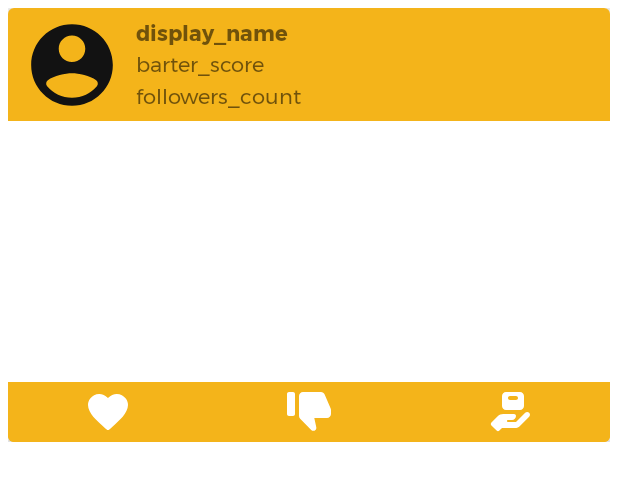
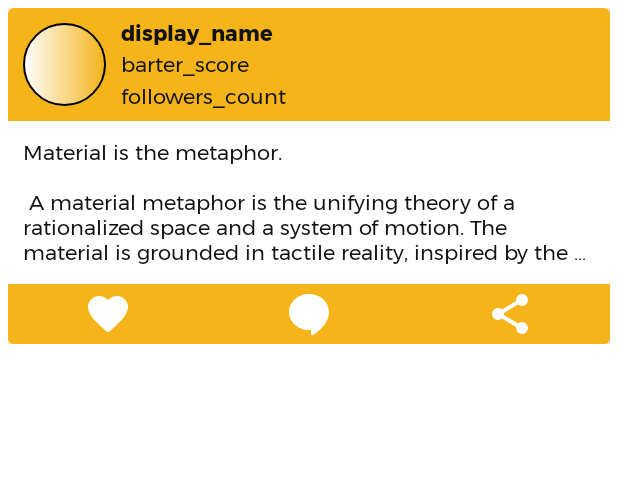
Before and after one commit to hmcldryl/BarterTayo, an Android app: the layout userpost_layout.xml on its own in the app's theme, with its tools: preview values and no code run, on a phone screen of 412 x 824 dp. Shown: the top 481 px of the screen. Run offline under Robolectric (Android 15) with nearby library versions, the phone set to English and light mode, and no system bars.

Commit message:
More layout changes.

```diff
--- /dev/null
+++ b/app/src/main/res/drawable/background_offer_box.xml
@@ -0,0 +1,7 @@
+<?xml version="1.0" encoding="utf-8"?>
+<shape xmlns:android="http://schemas.android.com/apk/res/android">
+    <solid android:color="@color/colorPrimary" />
+    <corners
+        android:bottomLeftRadius="4dp"
+        android:bottomRightRadius="4dp"/>
+</shape>
--- a/app/src/main/res/drawable/button_responses_offer.xml
+++ b/app/src/main/res/drawable/button_responses_comment.xml
@@ -3,12 +3,12 @@
     <item
         android:state_focused="true"
         android:state_pressed="true"
-        android:drawable="@drawable/ic_responses_offer_pressed" />
+        android:drawable="@drawable/ic_responses_comment_pressed" />
 
     <item
         android:state_focused="false"
         android:state_pressed="true"
-        android:drawable="@drawable/ic_responses_offer_pressed" />
+        android:drawable="@drawable/ic_responses_comment_pressed" />
 
-    <item android:drawable="@drawable/ic_responses_offer" />
+    <item android:drawable="@drawable/ic_responses_comment" />
 </selector>
--- a/app/src/main/res/drawable/button_responses_dislike.xml
+++ b/app/src/main/res/drawable/button_responses_share.xml
@@ -3,12 +3,12 @@
     <item
         android:state_focused="true"
         android:state_pressed="true"
-        android:drawable="@drawable/ic_responses_dislike_pressed" />
+        android:drawable="@drawable/ic_responses_share_pressed" />
 
     <item
         android:state_focused="false"
         android:state_pressed="true"
-        android:drawable="@drawable/ic_responses_dislike_pressed" />
+        android:drawable="@drawable/ic_responses_share_pressed" />
 
-    <item android:drawable="@drawable/ic_responses_dislike" />
+    <item android:drawable="@drawable/ic_responses_share" />
 </selector>
--- /dev/null
+++ b/app/src/main/res/drawable/ic_responses_comment.xml
@@ -0,0 +1,4 @@
+<vector android:height="32dp" android:viewportHeight="24"
+    android:viewportWidth="24" android:width="32dp" xmlns:android="http://schemas.android.com/apk/res/android">
+    <path android:fillColor="#FFFFFF" android:pathData="M12,2C6.486,2 2,6.038 2,11c0,5.259 5.04,9.508 11,8.953V22c0.02,-0.007 0,1 1,0.451l0.54,-0.346c1.132,-0.726 6.807,-4.628 7.403,-10.15C21.98,11.641 22,11.322 22,11C22,6.038 17.514,2 12,2z"/>
+</vector>
--- /dev/null
+++ b/app/src/main/res/drawable/ic_responses_comment_pressed.xml
@@ -0,0 +1,4 @@
+<vector android:height="32dp" android:viewportHeight="24"
+    android:viewportWidth="24" android:width="32dp" xmlns:android="http://schemas.android.com/apk/res/android">
+    <path android:fillColor="@color/iconTint" android:pathData="M12,2C6.486,2 2,6.038 2,11c0,5.259 5.04,9.508 11,8.953V22c0.02,-0.007 0,1 1,0.451l0.54,-0.346c1.132,-0.726 6.807,-4.628 7.403,-10.15C21.98,11.641 22,11.322 22,11C22,6.038 17.514,2 12,2z"/>
+</vector>
--- a/app/src/main/res/drawable/ic_responses_dislike.xml
+++ /dev/null
@@ -1,4 +0,0 @@
-<vector android:height="32dp" android:viewportHeight="24"
-    android:viewportWidth="24" android:width="32dp" xmlns:android="http://schemas.android.com/apk/res/android">
-    <path android:fillColor="#FFFFFF" android:pathData="M2,2C1.448,2 1,2.448 1,3L1,13C1,13.552 1.448,14 2,14L4,14C4.552,14 5,13.552 5,13L5,3C5,2.448 4.552,2 4,2L2,2zM9,2C7.895,2 7,2.895 7,4L7,13.9922C7,14.5222 7.21,15.0293 7.584,15.4043L13.1133,20.9453C13.6963,21.5293 14.6405,21.5331 15.2285,20.9551C15.5955,20.5941 15.7526,20.0685 15.6426,19.5645L14.6484,15L21,15C22.105,15 23,14.105 23,13L23,11.002C23,10.731 22.9449,10.4619 22.8379,10.2129L19.8301,3.2109C19.5151,2.4759 18.7912,2 17.9922,2L9,2z"/>
-</vector>
--- a/app/src/main/res/drawable/ic_responses_dislike_pressed.xml
+++ /dev/null
@@ -1,4 +0,0 @@
-<vector android:height="32dp" android:viewportHeight="24"
-    android:viewportWidth="24" android:width="32dp" xmlns:android="http://schemas.android.com/apk/res/android">
-    <path android:fillColor="@color/iconDislikeTint" android:pathData="M2,2C1.448,2 1,2.448 1,3L1,13C1,13.552 1.448,14 2,14L4,14C4.552,14 5,13.552 5,13L5,3C5,2.448 4.552,2 4,2L2,2zM9,2C7.895,2 7,2.895 7,4L7,13.9922C7,14.5222 7.21,15.0293 7.584,15.4043L13.1133,20.9453C13.6963,21.5293 14.6405,21.5331 15.2285,20.9551C15.5955,20.5941 15.7526,20.0685 15.6426,19.5645L14.6484,15L21,15C22.105,15 23,14.105 23,13L23,11.002C23,10.731 22.9449,10.4619 22.8379,10.2129L19.8301,3.2109C19.5151,2.4759 18.7912,2 17.9922,2L9,2z"/>
-</vector>
--- a/app/src/main/res/drawable/ic_responses_offer.xml
+++ /dev/null
@@ -1,4 +0,0 @@
-<vector android:height="32dp" android:viewportHeight="24"
-    android:viewportWidth="24" android:width="32dp" xmlns:android="http://schemas.android.com/apk/res/android">
-    <path android:fillColor="#FFFFFF" android:pathData="M10,2C8.897,2 8,2.897 8,4L8,9C8,10.103 8.897,11 10,11L17,11C18.103,11 19,10.103 19,9L19,4C19,2.897 18.103,2 17,2L10,2zM12,4L15,4C15.552,4 16,4.448 16,5C16,5.552 15.552,6 15,6L12,6C11.448,6 11,5.552 11,5C11,4.448 11.448,4 12,4zM20.5859,12C20.2239,12 19.8619,12.1381 19.5859,12.4141L15,17L11,17C10.724,17 10.5,16.776 10.5,16.5C10.5,16.224 10.724,16 11,16L13,16C14.105,16 15,15.105 15,14C15,13.448 14.552,13 14,13L8.6563,13C7.5963,13 6.5801,13.4219 5.8301,14.1719L2.707,17.293C2.316,17.684 2.316,18.317 2.707,18.707L5.293,21.293C5.684,21.684 6.317,21.684 6.707,21.293L8,20L15.1719,20C15.7029,20 16.2109,19.7891 16.5859,19.4141L21.5859,14.4141C22.1379,13.8621 22.1379,12.9661 21.5859,12.4141C21.3099,12.1381 20.9479,12 20.5859,12z"/>
-</vector>
--- a/app/src/main/res/drawable/ic_responses_offer_pressed.xml
+++ /dev/null
@@ -1,4 +0,0 @@
-<vector android:height="32dp" android:viewportHeight="24"
-    android:viewportWidth="24" android:width="32dp" xmlns:android="http://schemas.android.com/apk/res/android">
-    <path android:fillColor="#FFFFFF" android:pathData="M10,2C8.897,2 8,2.897 8,4L8,9C8,10.103 8.897,11 10,11L17,11C18.103,11 19,10.103 19,9L19,4C19,2.897 18.103,2 17,2L10,2zM12,4L15,4C15.552,4 16,4.448 16,5C16,5.552 15.552,6 15,6L12,6C11.448,6 11,5.552 11,5C11,4.448 11.448,4 12,4zM20.5859,12C20.2239,12 19.8619,12.1381 19.5859,12.4141L15,17L11,17C10.724,17 10.5,16.776 10.5,16.5C10.5,16.224 10.724,16 11,16L13,16C14.105,16 15,15.105 15,14C15,13.448 14.552,13 14,13L8.6563,13C7.5963,13 6.5801,13.4219 5.8301,14.1719L2.707,17.293C2.316,17.684 2.316,18.317 2.707,18.707L5.293,21.293C5.684,21.684 6.317,21.684 6.707,21.293L8,20L15.1719,20C15.7029,20 16.2109,19.7891 16.5859,19.4141L21.5859,14.4141C22.1379,13.8621 22.1379,12.9661 21.5859,12.4141C21.3099,12.1381 20.9479,12 20.5859,12z"/>
-</vector>
--- /dev/null
+++ b/app/src/main/res/drawable/ic_responses_share.xml
@@ -0,0 +1,4 @@
+<vector android:height="32dp" android:viewportHeight="24"
+    android:viewportWidth="24" android:width="32dp" xmlns:android="http://schemas.android.com/apk/res/android">
+    <path android:fillColor="#FFFFFF" android:pathData="M18,2A3,3 0,0 0,15 5A3,3 0,0 0,15.0547 5.5605L7.9395,9.7109A3,3 0,0 0,6 9A3,3 0,0 0,3 12A3,3 0,0 0,6 15A3,3 0,0 0,7.9355 14.2871L15.0547,18.4395A3,3 0,0 0,15 19A3,3 0,0 0,18 22A3,3 0,0 0,21 19A3,3 0,0 0,18 16A3,3 0,0 0,16.0625 16.7129L8.9453,12.5605A3,3 0,0 0,9 12A3,3 0,0 0,8.9453 11.4395L16.0605,7.2891A3,3 0,0 0,18 8A3,3 0,0 0,21 5A3,3 0,0 0,18 2z"/>
+</vector>
--- /dev/null
+++ b/app/src/main/res/drawable/ic_responses_share_pressed.xml
@@ -0,0 +1,4 @@
+<vector android:height="32dp" android:viewportHeight="24"
+    android:viewportWidth="24" android:width="32dp" xmlns:android="http://schemas.android.com/apk/res/android">
+    <path android:fillColor="@color/iconTint" android:pathData="M18,2A3,3 0,0 0,15 5A3,3 0,0 0,15.0547 5.5605L7.9395,9.7109A3,3 0,0 0,6 9A3,3 0,0 0,3 12A3,3 0,0 0,6 15A3,3 0,0 0,7.9355 14.2871L15.0547,18.4395A3,3 0,0 0,15 19A3,3 0,0 0,18 22A3,3 0,0 0,21 19A3,3 0,0 0,18 16A3,3 0,0 0,16.0625 16.7129L8.9453,12.5605A3,3 0,0 0,9 12A3,3 0,0 0,8.9453 11.4395L16.0605,7.2891A3,3 0,0 0,18 8A3,3 0,0 0,21 5A3,3 0,0 0,18 2z"/>
+</vector>
--- /dev/null
+++ b/app/src/main/res/drawable/ic_send_comment.xml
@@ -0,0 +1,4 @@
+<vector android:height="32dp" android:viewportHeight="24"
+    android:viewportWidth="24" android:width="32dp" xmlns:android="http://schemas.android.com/apk/res/android">
+    <path android:fillColor="#FFFFFF" android:pathData="M12,2C6.486,2 2,6.038 2,11c0,5.259 5.04,9.508 11,8.953V22c0.02,-0.007 0,1 1,0.451l0.54,-0.346c1.132,-0.726 6.807,-4.628 7.403,-10.15C21.98,11.641 22,11.322 22,11C22,6.038 17.514,2 12,2zM16.707,11.707l-3,3C13.516,14.898 13.26,15 13,15c-0.129,0 -0.259,-0.025 -0.383,-0.076C12.243,14.769 12,14.404 12,14v-2H8c-0.552,0 -1,-0.447 -1,-1s0.448,-1 1,-1h4V8c0,-0.404 0.243,-0.769 0.617,-0.924c0.375,-0.154 0.804,-0.069 1.09,0.217l3,3C17.098,10.684 17.098,11.316 16.707,11.707z"/>
+</vector>
--- /dev/null
+++ b/app/src/main/res/drawable/ic_upload_photo.xml
@@ -0,0 +1,9 @@
+<vector xmlns:android="http://schemas.android.com/apk/res/android"
+    android:width="24dp"
+    android:height="24dp"
+    android:viewportWidth="24"
+    android:viewportHeight="24">
+  <path
+      android:pathData="M20,4H4C2.895,4 2,4.895 2,6v12c0,1.105 0.895,2 2,2h16c1.105,0 2,-0.895 2,-2V6C22,4.895 21.105,4 20,4zM5.628,16.193l2.49,-3.202c0.196,-0.252 0.575,-0.258 0.779,-0.012L11,15.51l3.098,-3.992c0.202,-0.261 0.597,-0.257 0.795,0.007L18.4,16.2c0.247,0.33 0.012,0.8 -0.4,0.8H6.022C5.606,17 5.372,16.521 5.628,16.193z"
+      android:fillColor="#FFFFFF"/>
+</vector>
--- a/app/src/main/res/layout/userpost_layout.xml
+++ b/app/src/main/res/layout/userpost_layout.xml
@@ -2,103 +2,193 @@
 <LinearLayout xmlns:android="http://schemas.android.com/apk/res/android"
     xmlns:app="http://schemas.android.com/apk/res-auto"
     android:layout_width="match_parent"
-    android:layout_height="300dp"
+    android:layout_height="wrap_content"
     android:orientation="vertical"
     android:padding="5dp">
 
     <androidx.cardview.widget.CardView
         android:layout_width="match_parent"
-        android:layout_height="match_parent"
+        android:layout_height="wrap_content"
         app:cardCornerRadius="4dp"
         app:cardElevation="8dp">
 
-        <RelativeLayout
+        <LinearLayout
             android:layout_width="match_parent"
-            android:layout_height="match_parent">
+            android:layout_height="wrap_content"
+            android:orientation="vertical">
 
             <LinearLayout
+                android:id="@+id/postHeaderBar"
                 android:layout_width="match_parent"
                 android:layout_height="75dp"
-                android:layout_alignParentTop="true"
                 android:background="@color/colorPrimary"
                 android:orientation="horizontal">
 
                 <de.hdodenhof.circleimageview.CircleImageView
-                    android:layout_width="65dp"
-                    android:layout_height="65dp"
+                    android:layout_width="55dp"
+                    android:layout_height="55dp"
                     android:layout_marginStart="10dp"
-                    android:layout_marginTop="5dp"
-                    android:layout_marginBottom="5dp"
-                    android:src="@drawable/ic_placeholder_userphoto" />
+                    android:layout_marginTop="10dp"
+                    android:layout_marginBottom="10dp"
+                    android:background="@drawable/placeholder_userpicture" />
 
                 <LinearLayout
                     android:layout_width="match_parent"
                     android:layout_height="match_parent"
                     android:layout_marginStart="10dp"
-                    android:weightSum="3"
                     android:layout_marginTop="5dp"
                     android:layout_marginEnd="10dp"
+                    android:layout_marginBottom="5dp"
                     android:orientation="vertical"
-                    android:layout_marginBottom="5dp">
+                    android:weightSum="3">
 
                     <TextView
                         android:layout_width="match_parent"
                         android:layout_height="0dp"
-                        android:textSize="14sp"
+                        android:layout_weight="1"
+                        android:ellipsize="end"
                         android:fontFamily="@font/montserrat_bold"
-                        android:layout_weight="1"
-                        android:text="display_name"/>
+                        android:maxLines="1"
+                        android:text="display_name"
+                        android:textColor="@color/textColor"
+                        android:textSize="14sp" />
 
                     <TextView
                         android:layout_width="match_parent"
                         android:layout_height="0dp"
+                        android:layout_weight="1"
+                        android:ellipsize="end"
                         android:fontFamily="@font/montserrat"
-                        android:textSize="14sp"
-                        android:layout_weight="1"
-                        android:text="barter_score"/>
+                        android:maxLines="1"
+                        android:text="barter_score"
+                        android:textColor="@color/textColor"
+                        android:textSize="14sp" />
 
                     <TextView
                         android:layout_width="match_parent"
                         android:layout_height="0dp"
-                        android:textSize="14sp"
+                        android:layout_weight="1"
+                        android:ellipsize="end"
                         android:fontFamily="@font/montserrat"
-                        android:layout_weight="1"
-                        android:text="followers_count"/>
+                        android:maxLines="1"
+                        android:text="followers_count"
+                        android:textColor="@color/textColor"
+                        android:textSize="14sp" />
 
                 </LinearLayout>
 
             </LinearLayout>
 
+            <RelativeLayout
+                android:layout_width="match_parent"
+                android:layout_height="wrap_content">
 
+                <TextView
+                    android:id="@+id/postCaption"
+                    android:layout_width="match_parent"
+                    android:layout_height="wrap_content"
+                    android:layout_margin="10dp"
+                    android:ellipsize="end"
+                    android:fontFamily="@font/montserrat"
+                    android:maxLines="5"
+                    android:scrollHorizontally="true"
+                    android:text="@string/large_text"
+                    android:textColor="@color/textColor"
+                    android:textSize="14sp" />
+
+                <androidx.viewpager.widget.ViewPager
+                    android:id="@+id/postImages"
+                    android:layout_width="match_parent"
+                    android:layout_height="0dp"
+                    android:layout_below="@+id/postCaption" />
+
+            </RelativeLayout>
 
             <LinearLayout
+                android:id="@+id/postButtonBar"
                 android:layout_width="match_parent"
                 android:layout_height="40dp"
-                android:weightSum="3"
-                android:layout_alignParentBottom="true"
                 android:background="@color/colorPrimary"
-                android:orientation="horizontal">
+                android:orientation="horizontal"
+                android:weightSum="3">
+
+                <ImageButton
+                    android:id="@+id/postLikeBtn"
+                    android:layout_width="0dp"
+                    android:layout_height="match_parent"
+                    android:layout_weight="1"
+                    android:background="@color/colorPrimary"
+                    android:clickable="true"
+                    android:focusable="true"
+                    android:foreground="?android:attr/selectableItemBackground"
+                    android:src="@drawable/button_responses_like" />
+
+                <ImageButton
+                    android:id="@+id/postOfferButton"
+                    android:layout_width="0dp"
+                    android:layout_height="match_parent"
+                    android:layout_weight="1"
+                    android:background="@color/colorPrimary"
+                    android:clickable="true"
+                    android:focusable="true"
+                    android:foreground="?android:attr/selectableItemBackground"
+                    android:src="@drawable/button_responses_comment" />
+
                 <ImageButton
                     android:layout_width="0dp"
                     android:layout_height="match_parent"
                     android:layout_weight="1"
                     android:background="@color/colorPrimary"
-                    android:src="@drawable/button_responses_like"/>
-                <ImageButton
-                    android:layout_width="0dp"
-                    android:layout_height="match_parent"
-                    android:layout_weight="1"
-                    android:background="@color/colorPrimary"
-                    android:src="@drawable/button_responses_dislike"/>
-                <ImageButton
-                    android:layout_width="0dp"
-                    android:layout_height="match_parent"
-                    android:layout_weight="1"
-                    android:background="@color/colorPrimary"
-                    android:src="@drawable/button_responses_offer"/>
+                    android:clickable="true"
+                    android:focusable="true"
+                    android:foreground="?android:attr/selectableItemBackground"
+                    android:src="@drawable/button_responses_share" />
             </LinearLayout>
 
-        </RelativeLayout>
+            <RelativeLayout
+                android:layout_width="match_parent"
+                android:layout_height="wrap_content"
+                android:paddingTop="5dp"
+                android:visibility="gone"
+                android:background="@drawable/background_offer_box">
+
+                <EditText
+                    android:id="@+id/postOfferMessage"
+                    android:layout_width="match_parent"
+                    android:layout_height="wrap_content"
+                    android:layout_centerVertical="true"
+                    android:layout_marginStart="10dp"
+                    android:textColor="@color/textColor"
+                    android:layout_marginEnd="10dp"
+                    android:layout_alignParentStart="true"
+                    android:layout_toStartOf="@+id/postOfferPhotoBtn"
+                    android:hint="Comment"
+                    android:textColorHint="@color/textColorHint"
+                    android:textSize="14sp" />
+
+                <ImageButton
+                    android:id="@+id/postOfferPhotoBtn"
+                    android:layout_width="32dp"
+                    android:layout_height="32dp"
+                    android:layout_toStartOf="@+id/postOfferSendBtn"
+                    android:layout_centerVertical="true"
+                    android:layout_marginEnd="5dp"
+                    android:background="@drawable/ic_button_uploadphoto"
+                    android:backgroundTint="#FFFFFF" />
+
+                <ImageButton
+                    android:id="@+id/postOfferSendBtn"
+                    android:layout_width="32dp"
+                    android:layout_height="32dp"
+                    android:layout_centerVertical="true"
+                    android:layout_alignParentEnd="true"
+                    android:layout_marginStart="5dp"
+                    android:layout_marginEnd="10dp"
+                    android:background="@drawable/ic_send_comment"
+                    android:backgroundTint="#FFFFFF" />
+            </RelativeLayout>
+
+        </LinearLayout>
     </androidx.cardview.widget.CardView>
 
 </LinearLayout>
```
